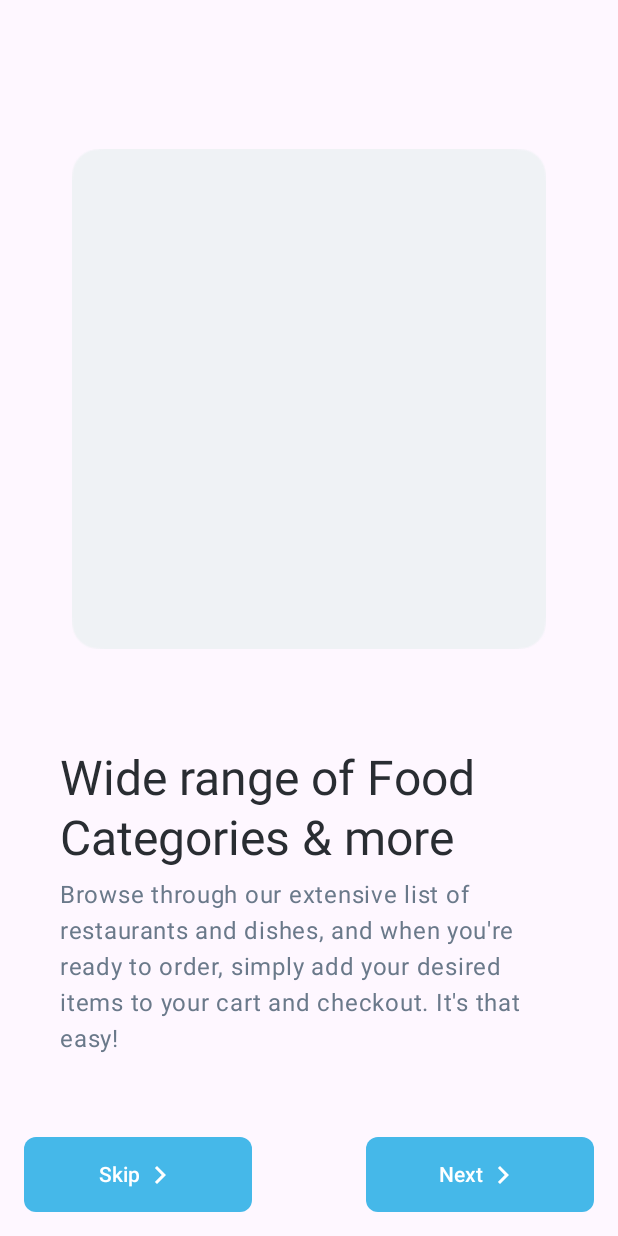
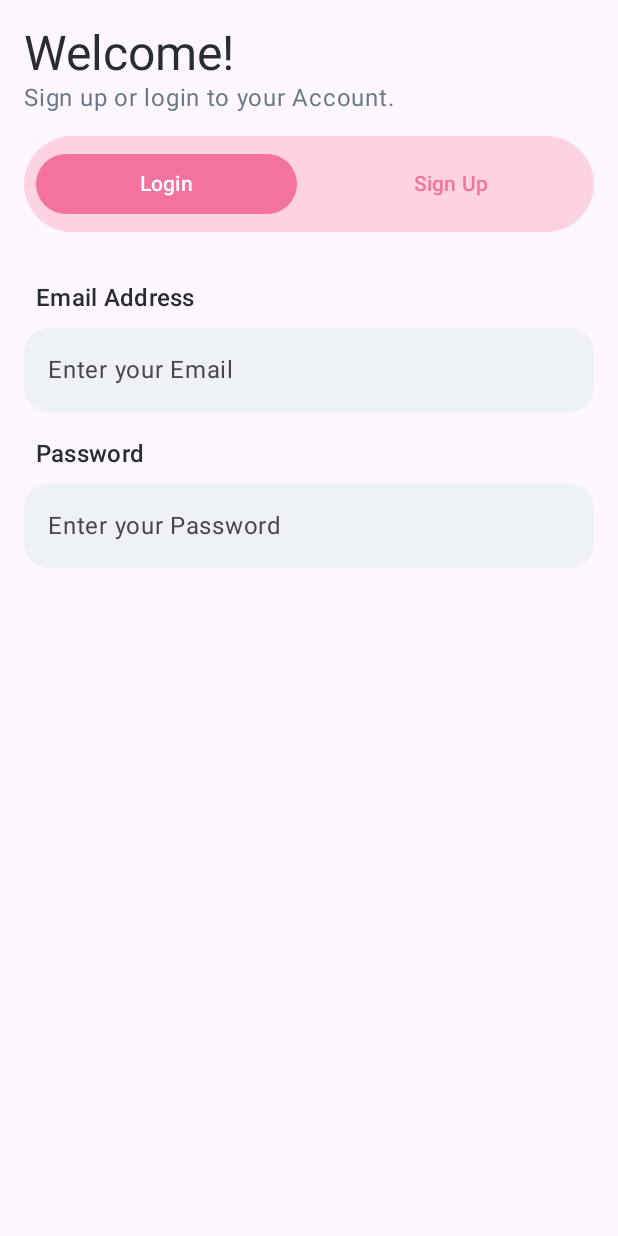
Before and after one commit to zabi90/Jetpack-compose, an Android app built with Jetpack Compose: the screen it shows after launch (MainActivity), on a phone screen of 412 x 824 dp. Run offline under Robolectric (Android 15) with nearby library versions, the phone set to English and light mode, and no system bars.

Commit message:
add menu item

```diff
--- a/app/src/main/java/com/example/composejourney/MainActivity.kt
+++ b/app/src/main/java/com/example/composejourney/MainActivity.kt
@@ -10,6 +10,7 @@ import androidx.compose.material3.Text
 import androidx.compose.runtime.Composable
 import androidx.compose.ui.Modifier
 import androidx.compose.ui.tooling.preview.Preview
+import com.example.composejourney.screens.LoginScreen
 import com.example.composejourney.screens.OnBoardingScreen
 import com.example.composejourney.ui.theme.ComposeJourneyTheme
 
@@ -23,26 +24,18 @@ class MainActivity : ComponentActivity() {
                     modifier = Modifier.fillMaxSize(),
                     color = MaterialTheme.colorScheme.background
                 ) {
-                    OnBoardingScreen()
+                    LoginScreen()
                 }
             }
         }
     }
 }
 
-@Composable
-fun Greeting(name: String, modifier: Modifier = Modifier) {
-    Text(
-        text = "Hello $name!",
-        modifier = modifier,
-        style = MaterialTheme.typography.bodyLarge
-    )
-}
 
 @Preview(showBackground = true)
 @Composable
 fun GreetingPreview() {
     ComposeJourneyTheme {
-        Greeting("Android")
+        OnBoardingScreen()
     }
 }
--- /dev/null
+++ b/app/src/main/java/com/example/composejourney/composables/MenuSwitch.kt
@@ -0,0 +1,81 @@
+package com.example.composejourney.composables
+
+import android.util.Log
+import androidx.compose.foundation.background
+import androidx.compose.foundation.layout.Arrangement
+import androidx.compose.foundation.layout.Row
+import androidx.compose.foundation.layout.fillMaxSize
+import androidx.compose.foundation.layout.fillMaxWidth
+import androidx.compose.foundation.layout.padding
+import androidx.compose.foundation.shape.RoundedCornerShape
+import androidx.compose.material3.Button
+import androidx.compose.material3.ButtonDefaults
+import androidx.compose.material3.Text
+import androidx.compose.runtime.Composable
+import androidx.compose.runtime.getValue
+import androidx.compose.runtime.mutableStateOf
+import androidx.compose.runtime.remember
+import androidx.compose.runtime.setValue
+import androidx.compose.ui.Modifier
+import androidx.compose.ui.graphics.Color
+import androidx.compose.ui.tooling.preview.Preview
+import androidx.compose.ui.unit.dp
+import com.example.composejourney.ui.theme.Pink
+import com.example.composejourney.ui.theme.Pink_100
+
+
+@Composable
+fun MenuSwitch(
+    items: List<MenuSwitchItem>,
+    onItemClicked: (item: MenuSwitchItem) -> Unit,
+    modifier: Modifier = Modifier
+) {
+    var selectedItem by remember { mutableStateOf(items.first()) }
+    Row(
+        modifier = modifier.background(
+            color = Pink_100,
+            shape = RoundedCornerShape(32.dp)
+        ),
+        horizontalArrangement = Arrangement.Center
+    ) {
+        Log.d("SwitchItems in row", items.toString())
+        for (item in items) {
+            MenuItem(item, item == selectedItem, Modifier
+                .padding(8.dp)
+                .weight(1f), onClick = {
+                selectedItem = item
+            })
+        }
+    }
+}
+
+
+@Composable
+fun MenuItem(
+    selectedItem: MenuSwitchItem,
+    isSelected: Boolean,
+    modifier: Modifier = Modifier,
+    onClick: () -> Unit
+) {
+    Button(
+        onClick = onClick,
+        colors = ButtonDefaults.buttonColors(containerColor = if (isSelected) Pink else Color.Transparent),
+        modifier = modifier
+    ) {
+        Text(text = selectedItem.title, color = if (isSelected) Color.White else Pink)
+    }
+}
+
+data class MenuSwitchItem(val title: String, var isSelected: Boolean = false)
+
+
+@Preview(showBackground = true)
+@Composable
+fun MenuSwitchPreview(modifier: Modifier = Modifier) {
+    MenuSwitch(
+        listOf<MenuSwitchItem>(
+            MenuSwitchItem("Login", true),
+            MenuSwitchItem("Sign Up", false)
+        ), {}, modifier.fillMaxWidth()
+    )
+}
--- /dev/null
+++ b/app/src/main/java/com/example/composejourney/screens/LoginScreen.kt
@@ -0,0 +1,117 @@
+package com.example.composejourney.screens
+
+import androidx.compose.foundation.layout.Column
+import androidx.compose.foundation.layout.fillMaxSize
+import androidx.compose.foundation.layout.fillMaxWidth
+import androidx.compose.foundation.layout.padding
+import androidx.compose.foundation.shape.RoundedCornerShape
+import androidx.compose.material3.ExperimentalMaterial3Api
+import androidx.compose.material3.MaterialTheme
+import androidx.compose.material3.Text
+import androidx.compose.material3.TextField
+import androidx.compose.material3.TextFieldDefaults
+import androidx.compose.runtime.Composable
+import androidx.compose.runtime.mutableStateOf
+import androidx.compose.runtime.remember
+import androidx.compose.ui.Modifier
+import androidx.compose.ui.graphics.Color
+import androidx.compose.ui.modifier.modifierLocalConsumer
+import androidx.compose.ui.tooling.preview.Preview
+import androidx.compose.ui.unit.dp
+import com.example.composejourney.composables.MenuSwitch
+import com.example.composejourney.composables.MenuSwitchItem
+import com.example.composejourney.ui.theme.Dark_100
+import com.example.composejourney.ui.theme.Light_80
+import com.example.composejourney.ui.theme.Dark_80
+
+@OptIn(ExperimentalMaterial3Api::class)
+@Composable
+fun LoginScreen() {
+    val email = remember {
+        mutableStateOf("")
+    }
+
+    val password = remember {
+        mutableStateOf("")
+    }
+
+
+    Column(Modifier.fillMaxSize()) {
+        Text(
+            text = "Welcome!",
+            style = MaterialTheme.typography.headlineLarge,
+            color = Dark_100,
+            modifier = Modifier.padding(start = 16.dp, top = 16.dp, end = 16.dp)
+        )
+        Text(
+            text = "Sign up or login to your Account.",
+            style = MaterialTheme.typography.bodyLarge,
+            color = Dark_80,
+            modifier = Modifier.padding(start = 16.dp, end = 16.dp)
+        )
+
+        MenuSwitch(
+            listOf(
+                MenuSwitchItem("Login", true),
+                MenuSwitchItem("Sign Up", false)
+            ),{
+
+            }, modifier = Modifier
+                .fillMaxWidth()
+                .padding(16.dp)
+        )
+        Text(
+            text = "Email Address",
+            style = MaterialTheme.typography.titleMedium,
+            color = Dark_100,
+            modifier = Modifier.padding(start = 24.dp, top = 16.dp, end = 16.dp, bottom = 8.dp)
+        )
+
+        TextField(
+            value = email.value,
+            placeholder = { Text(text = "Enter your Email") },
+            onValueChange = {
+                email.value = it
+            },
+            modifier = Modifier
+                .fillMaxWidth()
+                .padding(start = 16.dp, end = 16.dp),
+            shape = RoundedCornerShape(16.dp),
+            colors = TextFieldDefaults.textFieldColors(
+                containerColor = Light_80,
+                focusedIndicatorColor = Color.Transparent,
+                unfocusedIndicatorColor = Color.Transparent,
+                disabledIndicatorColor = Color.Transparent,
+            )
+        )
+        Text(
+            text = "Password",
+            style = MaterialTheme.typography.titleMedium,
+            color = Dark_100,
+            modifier = Modifier.padding(start = 24.dp, top = 16.dp, end = 16.dp, bottom = 8.dp)
+        )
+        TextField(
+            value = password.value,
+            placeholder = { Text(text = "Enter your Password") },
+            onValueChange = {
+                password.value = it
+            },
+            modifier = Modifier
+                .fillMaxWidth()
+                .padding(start = 16.dp, end = 16.dp),
+            shape = RoundedCornerShape(16.dp),
+            colors = TextFieldDefaults.textFieldColors(
+                containerColor = Light_80,
+                focusedIndicatorColor = Color.Transparent,
+                unfocusedIndicatorColor = Color.Transparent,
+                disabledIndicatorColor = Color.Transparent
+            ),
+        )
+    }
+}
+
+@Preview(showBackground = true)
+@Composable
+fun loginPreview() {
+    LoginScreen()
+}
--- a/app/src/main/java/com/example/composejourney/ui/theme/Color.kt
+++ b/app/src/main/java/com/example/composejourney/ui/theme/Color.kt
@@ -13,3 +13,6 @@ val Pink40 = Color(0xFF7D5260)
 val Blue_100 = Color(69, 184, 233)
 val Dark_80 = Color(106, 121, 138)
 val Dark_100 = Color(41, 45, 50)
+val Light_80 = Color(239, 242, 245)
+val Pink_100 = Color(253, 211, 225, 255)
+val Pink = Color(244, 115, 158, 255)
--- a/build.gradle
+++ b/build.gradle
@@ -1,6 +1,6 @@
 // Top-level build file where you can add configuration options common to all sub-projects/modules.
 plugins {
-    id 'com.android.application' version '8.0.2' apply false
-    id 'com.android.library' version '8.0.2' apply false
+    id 'com.android.application' version '8.1.0' apply false
+    id 'com.android.library' version '8.1.0' apply false
     id 'org.jetbrains.kotlin.android' version '1.7.20' apply false
 }
```
Also changed, not shown: app/src/main/java/com/example/composejourney/composables/AppButton.kt (+5 -3 lines).
